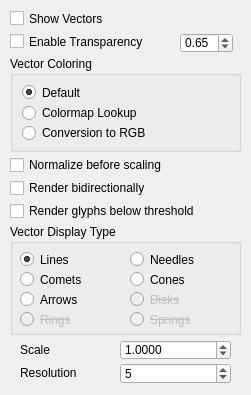
This is src/Interface/Modules/Visualization/ShowFieldGlyphsVectorTab.ui in SCIInstitute/SCIRun as Qt 5 draws it before an edit. The edited form follows.
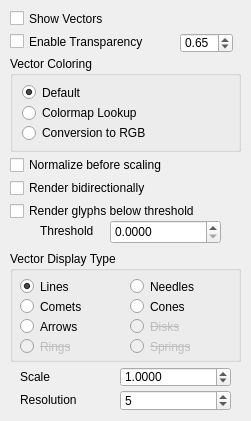
This is the edited form.

Commit message: Added normalize glpyhs, bidirectional glyphs, and render threshold for glphys

```diff
--- a/src/Interface/Modules/Visualization/ShowFieldGlyphsVectorTab.ui
+++ b/src/Interface/Modules/Visualization/ShowFieldGlyphsVectorTab.ui
@@ -7,7 +7,7 @@
     <x>0</x>
     <y>0</y>
     <width>251</width>
-    <height>395</height>
+    <height>421</height>
    </rect>
   </property>
   <property name="sizePolicy">
@@ -60,7 +60,7 @@
    <property name="geometry">
     <rect>
      <x>10</x>
-     <y>224</y>
+     <y>251</y>
      <width>231</width>
      <height>111</height>
     </rect>
@@ -285,7 +285,7 @@
    <property name="geometry">
     <rect>
      <x>120</x>
-     <y>363</y>
+     <y>390</y>
      <width>111</width>
      <height>21</height>
     </rect>
@@ -387,7 +387,7 @@
    <property name="geometry">
     <rect>
      <x>120</x>
-     <y>340</y>
+     <y>367</y>
      <width>111</width>
      <height>20</height>
     </rect>
@@ -412,7 +412,7 @@
    <property name="geometry">
     <rect>
      <x>20</x>
-     <y>340</y>
+     <y>367</y>
      <width>91</width>
      <height>20</height>
     </rect>
@@ -425,7 +425,7 @@
    <property name="geometry">
     <rect>
      <x>20</x>
-     <y>363</y>
+     <y>390</y>
      <width>91</width>
      <height>20</height>
     </rect>
@@ -453,6 +453,38 @@
     <double>0.650000000000000</double>
    </property>
   </widget>
+  <widget class="QDoubleSpinBox" name="thresholdDoubleSpinBox_">
+   <property name="geometry">
+    <rect>
+     <x>110</x>
+     <y>220</y>
+     <width>111</width>
+     <height>24</height>
+    </rect>
+   </property>
+   <property name="decimals">
+    <number>4</number>
+   </property>
+   <property name="maximum">
+    <double>100.000000000000000</double>
+   </property>
+   <property name="singleStep">
+    <double>0.100000000000000</double>
+   </property>
+  </widget>
+  <widget class="QLabel" name="label">
+   <property name="geometry">
+    <rect>
+     <x>40</x>
+     <y>220</y>
+     <width>60</width>
+     <height>21</height>
+    </rect>
+   </property>
+   <property name="text">
+    <string>Threshold</string>
+   </property>
+  </widget>
  </widget>
  <resources/>
  <connections/>
```
The commit also changes 3 other files.
